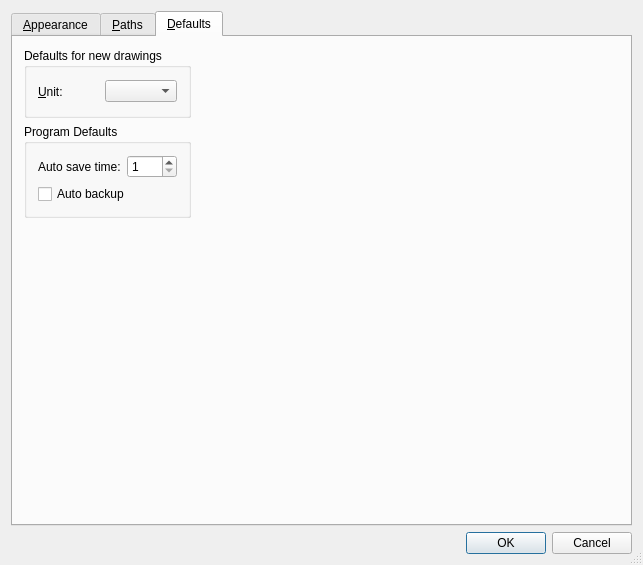
LibreCAD/LibreCAD, file librecad/src/ui/forms/qg_dlgoptionsgeneral.ui: the form before one commit.
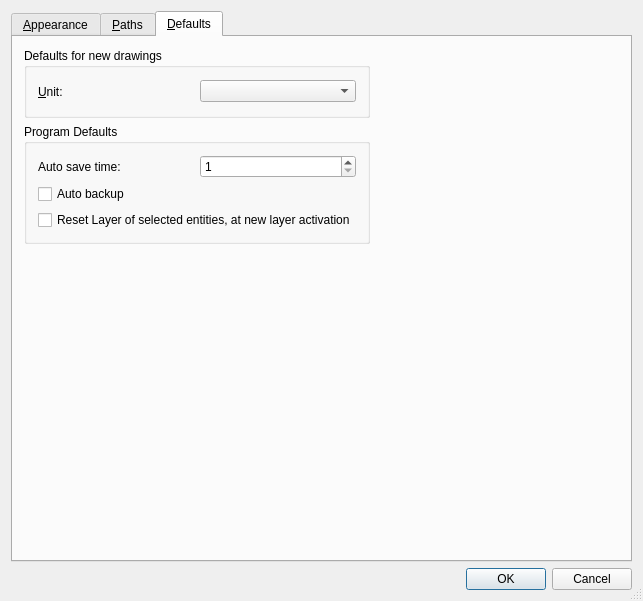
The form after the commit. The open tabs and pages were chosen to show the change. Icons and pictures are not drawn.

Commit message: General option: modify layer attribute of selected at layer activation

```diff
--- a/librecad/src/ui/forms/qg_dlgoptionsgeneral.ui
+++ b/librecad/src/ui/forms/qg_dlgoptionsgeneral.ui
@@ -7,7 +7,7 @@
     <x>0</x>
     <y>0</y>
     <width>643</width>
-    <height>565</height>
+    <height>601</height>
    </rect>
   </property>
   <property name="windowTitle">
@@ -970,6 +970,16 @@
             </property>
            </widget>
           </item>
+          <item>
+           <widget class="QCheckBox" name="cbToActiveLayer">
+            <property name="toolTip">
+             <string>&lt;html&gt;&lt;head/&gt;&lt;body&gt;&lt;p&gt;When enabled, activation a layer would modify all selected entities to that new layer. To change layer of multiple entities: first select needed entities; activate a layer in the layer widget. This makes all selected entities are modified to belong to the new layer.&lt;/p&gt;&lt;/body&gt;&lt;/html&gt;</string>
+            </property>
+            <property name="text">
+             <string>Reset Layer of selected entities, at new layer activation</string>
+            </property>
+           </widget>
+          </item>
          </layout>
         </widget>
        </item>
```
Left out of the diff: 2 changed lines with no effect on the pictures. The commit also changes 11 other files.
